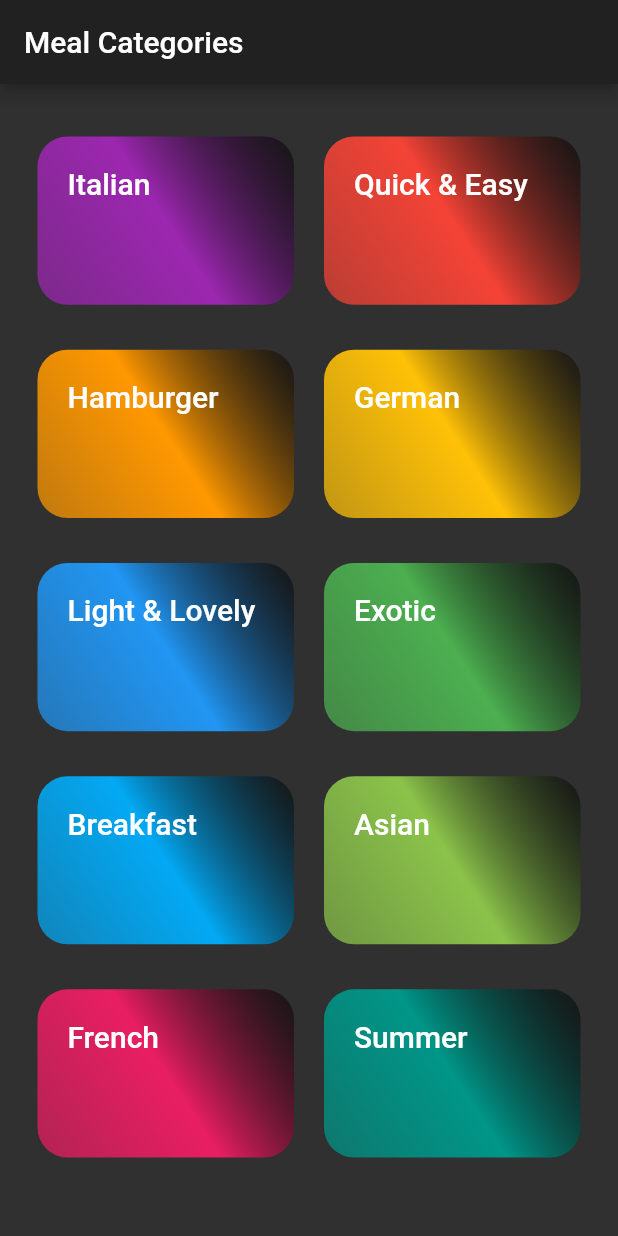
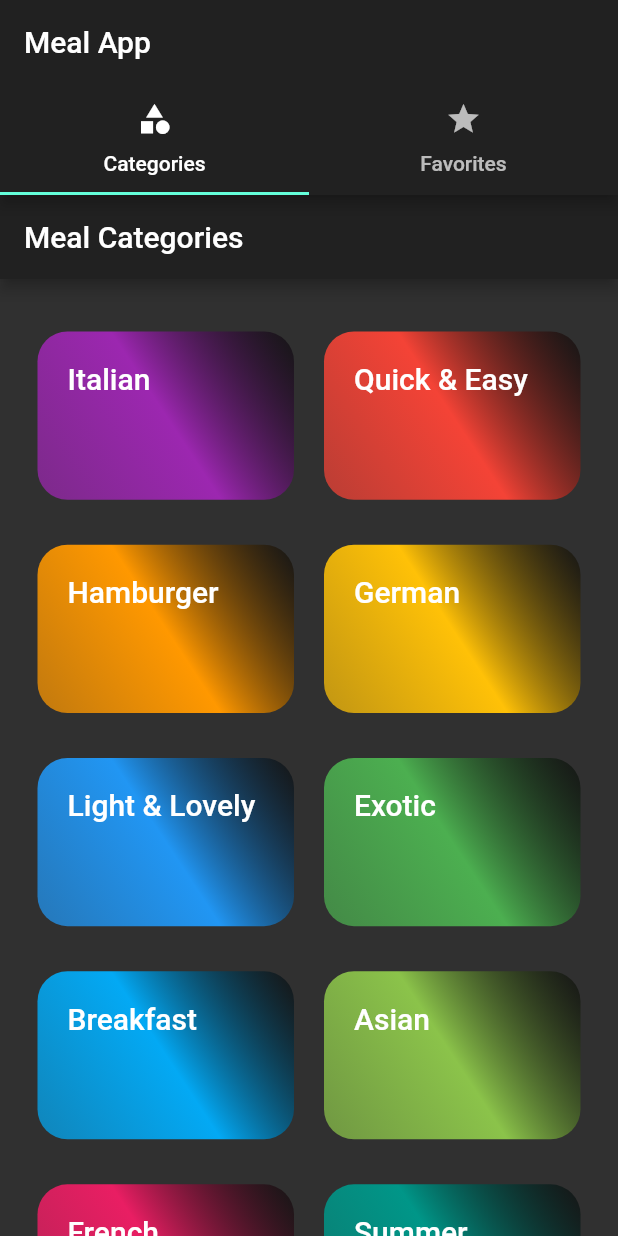
Before and after one commit to bhutianimukul/Flutter, a Flutter app: the screen it shows after launch, on a phone screen of 412 x 824 dp. Run offline on Flutter 3.47's test engine with Material 2 defaults, Android fonts, the phone set to English and light mode, and no system bars; Roboto replaces fonts that are missing (TrainOne).

Commit message:
added upward tab or flutter managed tabs and completed details screen

```diff
--- a/meals/lib/main.dart
+++ b/meals/lib/main.dart
@@ -1,6 +1,7 @@
 import 'package:flutter/material.dart';
 import 'package:meals/screen/categories_screen.dart';
 import 'package:meals/screen/meal_detail_screen.dart';
+import 'package:meals/screen/tabs_screen.dart';
 
 import 'screen/category_meal_screen.dart';
 
@@ -27,9 +28,12 @@ class MyApp extends StatelessWidget {
 // home: CategoryScreen(),
       initialRoute: '/firstroute',
       routes: {
-        '/firstroute': (_) => CategoryScreen(),
+        '/firstroute': (_) => TabsScreen(),
         CategoryMealScreen.routeName: (context) => CategoryMealScreen(),
         MealDetailScreen.routeName :(_)=>MealDetailScreen(),
+      },
+      onUnknownRoute: (settings){
+        return MaterialPageRoute(builder: (_)=> CategoryScreen());
       },
     );
   }
--- /dev/null
+++ b/meals/lib/screen/tabs_screen.dart
@@ -0,0 +1,36 @@
+//to handle tabs
+
+import 'package:flutter/material.dart';
+import 'package:meals/screen/favorites_screen.dart';
+
+import 'categories_screen.dart';
+
+class TabsScreen extends StatefulWidget {
+  @override
+  _TabsScreenState createState() => _TabsScreenState();
+}
+
+class _TabsScreenState extends State<TabsScreen> {
+  @override
+  Widget build(BuildContext context) {
+    return DefaultTabController(
+        initialIndex: 0,
+        length: 2,
+        child: Scaffold(
+            appBar: AppBar(
+              title: Text('Meal App'),
+              bottom: TabBar(
+                tabs: [
+                  Tab(
+                    icon: Icon(Icons.category),
+                    text: 'Categories',
+                  ),
+                  Tab(icon: Icon(Icons.star), text: 'Favorites')
+                ],
+              ),
+            ),
+            body: TabBarView(
+              children: [CategoryScreen(), FavoritesScreen()],
+            )));
+  }
+}
```
Also changed, not shown: meals/lib/screen/favorites_screen.dart (added, +10 -0 lines), meals/lib/screen/meal_detail_screen.dart (+53 -2 lines).
